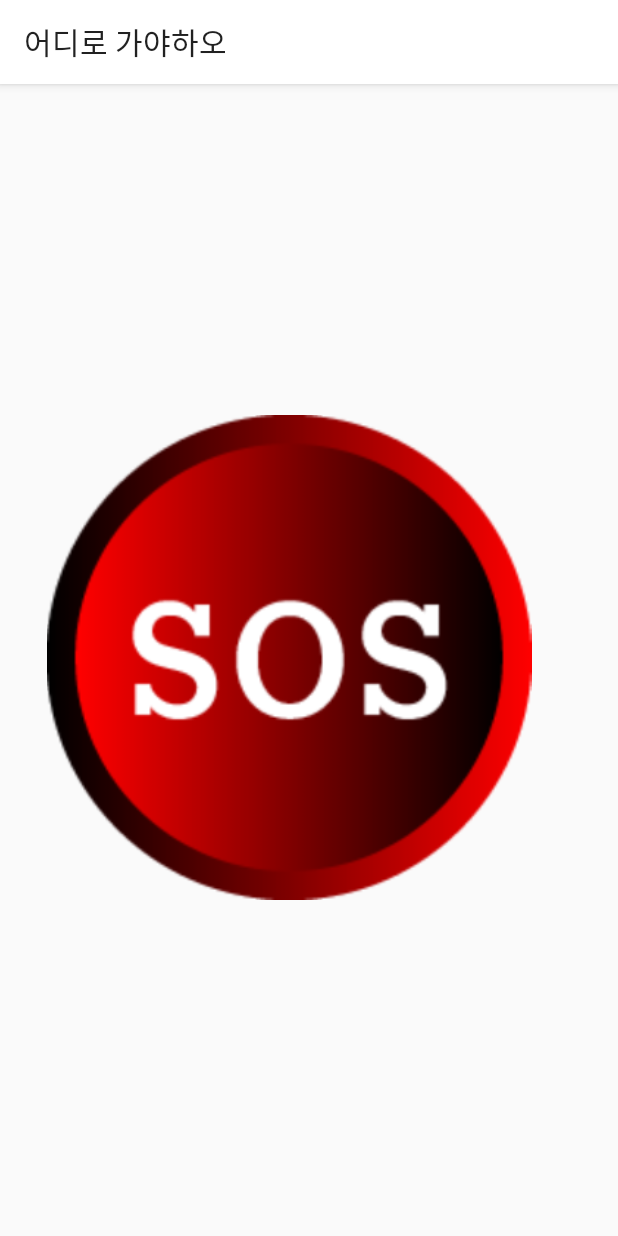
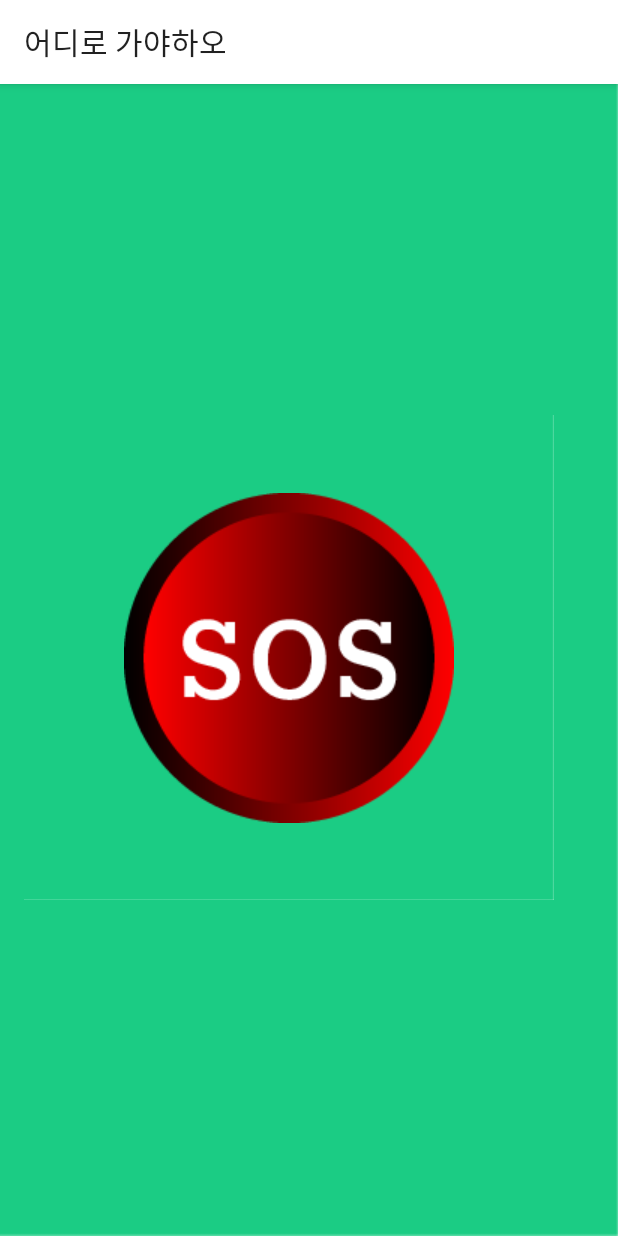
Before and after one commit to 12park1jiho/WhereRU, an Android app: the fragment SOS_Fragment shown on its own in the app's theme, on a phone screen of 412 x 824 dp. Run offline under Robolectric (Android 15) with nearby library versions, the phone set to English and light mode, and no system bars; 1 statement that could not run was skipped.

Commit message:
My First Team Project Portfolio

```diff
--- a/app/src/main/java/jiho/whereru/org/ignitednewapplication/Pager/SOS_Fragment.java
+++ b/app/src/main/java/jiho/whereru/org/ignitednewapplication/Pager/SOS_Fragment.java
@@ -11,6 +11,8 @@ import android.view.LayoutInflater;
 import android.view.View;
 import android.view.ViewGroup;
 import android.widget.Button;
+import android.widget.ImageButton;
+import android.widget.ImageView;
 
 import jiho.whereru.org.ignitednewapplication.R;
 
@@ -19,7 +21,7 @@ public class SOS_Fragment extends Fragment {
     @Override
     public View onCreateView(final LayoutInflater inflater, @Nullable ViewGroup container, @Nullable Bundle savedInstanceState) {
         ConstraintLayout layout = (ConstraintLayout)inflater.inflate( R.layout.sos__fragment ,container,false);
-        Button btn_SOS = (Button)getActivity().findViewById( R.id.btn_SOS );
+        ImageButton btn_SOS = (ImageButton) layout.findViewById( R.id.btn_SOS );
         btn_SOS.setOnClickListener( new View.OnClickListener() {
             @Override
             public void onClick(View view) {
--- a/app/src/main/res/layout/sos__fragment.xml
+++ b/app/src/main/res/layout/sos__fragment.xml
@@ -4,9 +4,10 @@
     xmlns:tools="http://schemas.android.com/tools"
     android:layout_width="match_parent"
     android:layout_height="match_parent"
+    android:background="@drawable/all_background"
     tools:context=".Pager.SOS_Fragment">
 
-    <ImageView
+    <ImageButton
         android:id="@+id/btn_SOS"
         android:layout_width="353dp"
         android:layout_height="323dp"
@@ -15,6 +16,7 @@
         android:layout_marginStart="16dp"
         android:layout_marginTop="92dp"
         android:src="@drawable/btn_sos_1"
+        android:background="@drawable/all_background"
         app:layout_constraintBottom_toBottomOf="parent"
         app:layout_constraintEnd_toEndOf="parent"
         app:layout_constraintHorizontal_bias="0.0"
```
